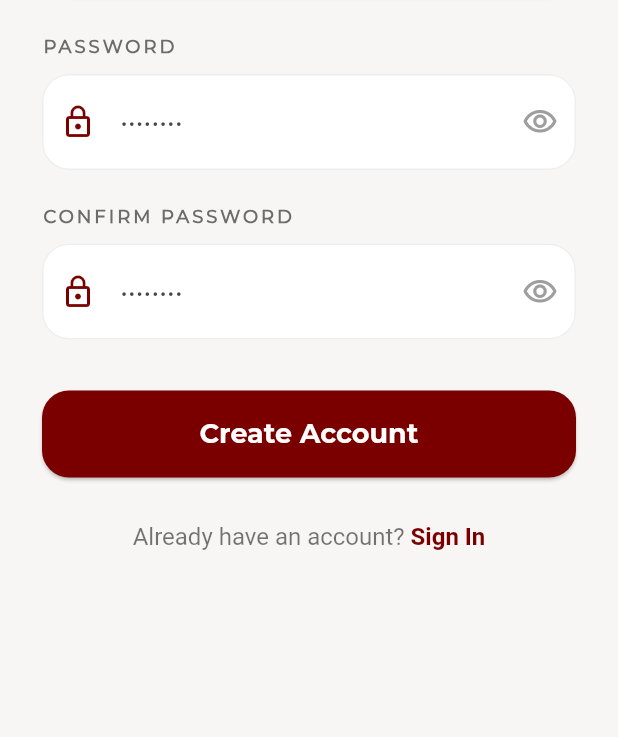
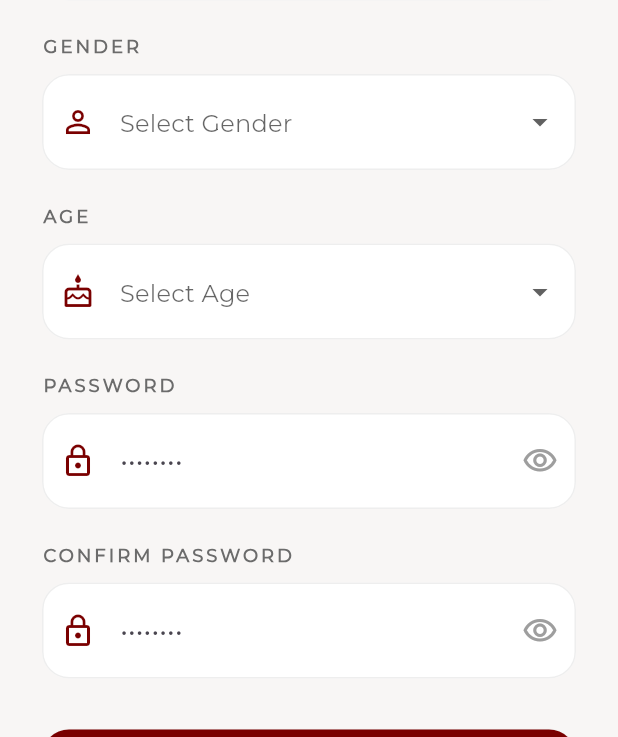
Before and after one commit to Sristikapuri/FashioMe-App, a Flutter app: the SignupPage screen opened directly, scrolled down 267 dp, on a phone screen of 412 x 824 dp, the part 499-1236 px from its top. Run offline on Flutter 3.47's test engine with Material 3 defaults, Android fonts, the phone set to English and light mode, and no system bars; our stand-ins replace dartz, equatable, flutter_riverpod, hive, shared_preferences; accounts and stored records are empty; network calls fail; project files that could hold a hidden picture were left out.

Commit message:
added field to the signup page

```diff
--- a/lib/features/auth/domain/entities/auth_entity.dart
+++ b/lib/features/auth/domain/entities/auth_entity.dart
@@ -5,14 +5,18 @@ class AuthEntity extends Equatable {
   final String fullName;
   final String email;
   final String? password;
+  final String? gender;
+  final String? age;
 
   const AuthEntity({
     this.authId,
     required this.fullName,
     required this.email,
     this.password,
+    this.gender,
+    this.age,
   });
 
   @override
-  List<Object?> get props => [authId, fullName, email, password];
+  List<Object?> get props => [authId, fullName, email, password, gender, age];
 }
--- a/lib/features/auth/domain/usecases/register_usecase.dart
+++ b/lib/features/auth/domain/usecases/register_usecase.dart
@@ -16,15 +16,19 @@ class RegisterUsecaseParams extends Equatable {
   final String fullName;
   final String email;
   final String password;
+  final String? gender;
+  final String? age;
 
   const RegisterUsecaseParams({
     required this.fullName,
     required this.email,
     required this.password,
+    this.gender,
+    this.age,
   });
 
   @override
-  List<Object?> get props => [fullName, email, password];
+  List<Object?> get props => [fullName, email, password, gender, age];
 }
 
 class RegisterUsecase
@@ -41,6 +45,8 @@ class RegisterUsecase
         fullName: params.fullName,
         email: params.email,
         password: params.password,
+        gender: params.gender,
+        age: params.age,
       ),
     );
   }
--- a/lib/features/auth/presentation/pages/signup_page.dart
+++ b/lib/features/auth/presentation/pages/signup_page.dart
@@ -24,6 +24,12 @@ class _SignupPageState extends ConsumerState<SignupPage> {
 
   final TextEditingController confirmPasswordController =
       TextEditingController();
+
+  String? _selectedGender;
+  String? _selectedAge;
+
+  final List<String> _genderOptions = ['Male', 'Female', 'Other'];
+  final List<String> _ageOptions = List.generate(100, (index) => '${index + 1}');
 
   @override
   void initState() {
@@ -160,6 +166,50 @@ class _SignupPageState extends ConsumerState<SignupPage> {
                       return 'Enter a valid email address.';
                     }
                     return null;
+                  },
+                ),
+
+                const SizedBox(height: 22),
+
+                /// gender dropdown
+                buildDropdownField(
+                  label: 'Gender',
+                  hint: 'Select Gender',
+                  value: _selectedGender,
+                  options: _genderOptions,
+                  icon: Icons.person_outline,
+                  validator: (value) {
+                    if (value == null || value.isEmpty) {
+                      return 'Gender is required.';
+                    }
+                    return null;
+                  },
+                  onChanged: (value) {
+                    setState(() {
+                      _selectedGender = value;
+                    });
+                  },
+                ),
+
+                const SizedBox(height: 22),
+
+                /// age dropdown
+                buildDropdownField(
+                  label: 'Age',
+                  hint: 'Select Age',
+                  value: _selectedAge,
+                  options: _ageOptions,
+                  icon: Icons.cake_outlined,
+                  validator: (value) {
+                    if (value == null || value.isEmpty) {
+                      return 'Age is required.';
+                    }
+                    return null;
+                  },
+                  onChanged: (value) {
+                    setState(() {
+                      _selectedAge = value;
+                    });
                   },
                 ),
 
@@ -311,6 +361,8 @@ class _SignupPageState extends ConsumerState<SignupPage> {
           email: emailController.text,
           password: passwordController.text,
           confirmPassword: confirmPasswordController.text,
+          gender: _selectedGender,
+          age: _selectedAge,
         );
     if (!mounted) return;
     if (success) {
@@ -462,4 +514,62 @@ class _SignupPageState extends ConsumerState<SignupPage> {
       ],
     );
   }
+
+  Widget buildDropdownField({
+    required String label,
+    required String hint,
+    required String? value,
+    required List<String> options,
+    required IconData icon,
+    required String? Function(String?)? validator,
+    required void Function(String?) onChanged,
+  }) {
+    return Column(
+      crossAxisAlignment: CrossAxisAlignment.start,
+      children: [
+        Text(
+          label.toUpperCase(),
+          style: const TextStyle(
+            fontSize: 12,
+            letterSpacing: 2,
+            fontWeight: FontWeight.w700,
+            color: Color(0xFF6B6B6B),
+          ),
+        ),
+        const SizedBox(height: 10),
+        DropdownButtonFormField<String>(
+          value: value,
+          validator: validator,
+          decoration: InputDecoration(
+            hintText: hint,
+            prefixIcon: Icon(icon, color: const Color(0xFF7A0000)),
+            filled: true,
+            fillColor: Colors.white,
+            contentPadding: const EdgeInsets.symmetric(
+              horizontal: 18,
+              vertical: 20,
+            ),
+            enabledBorder: OutlineInputBorder(
+              borderRadius: BorderRadius.circular(18),
+              borderSide: BorderSide(color: Colors.grey.shade200),
+            ),
+            focusedBorder: OutlineInputBorder(
+              borderRadius: BorderRadius.circular(18),
+              borderSide: const BorderSide(
+                color: Color(0xFF7A0000),
+                width: 1.4,
+              ),
+            ),
+          ),
+          items: options.map((String option) {
+            return DropdownMenuItem<String>(
+              value: option,
+              child: Text(option),
+            );
+          }).toList(),
+          onChanged: onChanged,
+        ),
+      ],
+    );
+  }
 }
--- a/lib/features/auth/presentation/view_model/signup_view_model.dart
+++ b/lib/features/auth/presentation/view_model/signup_view_model.dart
@@ -26,6 +26,8 @@ class SignupViewModel extends Notifier<SignupState> {
     required String email,
     required String password,
     required String confirmPassword,
+    String? gender,
+    String? age,
   }) async {
     final trimmedName = fullName.trim();
     final trimmedEmail = email.trim();
@@ -68,6 +70,16 @@ class SignupViewModel extends Notifier<SignupState> {
       return false;
     }
 
+    if (gender == null || gender.isEmpty) {
+      state = state.copyWith(errorMessage: 'Gender is required.');
+      return false;
+    }
+
+    if (age == null || age.isEmpty) {
+      state = state.copyWith(errorMessage: 'Age is required.');
+      return false;
+    }
+
     state = state.copyWith(isLoading: true, clearError: true);
 
     final result = await _registerUsecase(
@@ -75,6 +87,8 @@ class SignupViewModel extends Notifier<SignupState> {
         fullName: trimmedName,
         email: trimmedEmail,
         password: trimmedPassword,
+        gender: gender,
+        age: age,
       ),
     );
 
```
Also changed, not shown: 1 other file.
